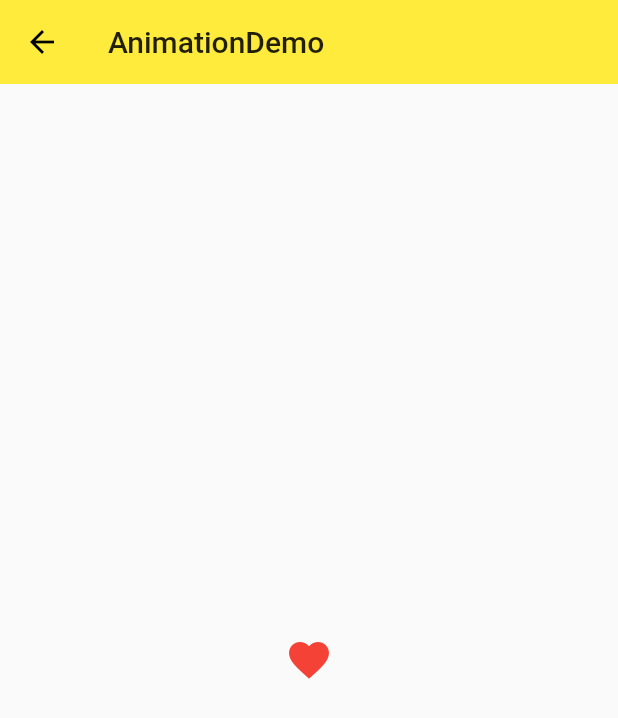
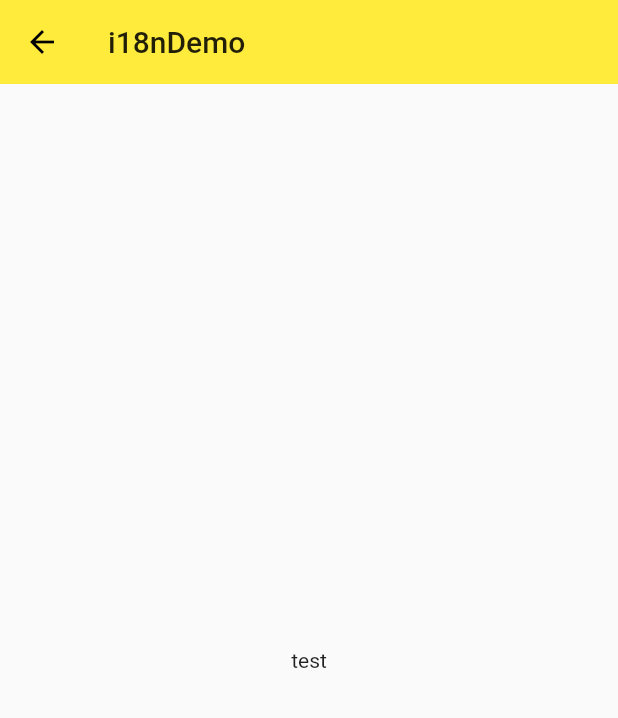
Before and after one commit to XYXiaoYuan/flutter_study, a Flutter app: the screen it shows after launch, on a phone screen of 412 x 824 dp. Shown: the top 718 px of the screen. Run offline on Flutter 3.47's test engine with Material 2 defaults, Android fonts, the phone set to English and light mode, and no system bars; our stand-ins replace rxdart.

Commit message:
创建 I18Demo 小部件

```diff
--- /dev/null
+++ b/flutter_study/lib/demo/i18n/i18n_demo.dart
@@ -0,0 +1,18 @@
+import 'package:flutter/material.dart';
+
+class I18nDemo extends StatelessWidget {
+  @override
+  Widget build(BuildContext context) {
+    return Scaffold(
+      appBar: AppBar(
+        title: Text('i18nDemo'),
+        elevation: 0.0
+      ),
+      body: Container(
+        child: Center(
+          child: Text('test'),
+        )
+      )
+    );
+  }
+}
--- a/flutter_study/lib/main.dart
+++ b/flutter_study/lib/main.dart
@@ -3,6 +3,7 @@ import 'demo/animation/animation_demo.dart';
 import 'demo/basic_demo.dart';
 import 'demo/bloc/bloc_demo.dart';
 import 'demo/http/http_demo.dart';
+import 'demo/i18n/i18n_demo.dart';
 import 'demo/layout_demo.dart';
 import 'demo/listview_demo.dart';
 import 'demo/bottom_navigation_bar_demo.dart';
@@ -23,10 +24,10 @@ class MyApp extends StatelessWidget {
     return MaterialApp(
         debugShowCheckedModeBanner: false,
         // home: Home(),
-        initialRoute: '/animation',
+        initialRoute: '/i18n',
         routes: {
           '/': (context) => Home(),
-          '/animation': (context) => AnimationDemo()
+          '/i18n': (context) => I18nDemo()
         },
         theme: ThemeData(
           primaryColor: Colors.yellow,
```
